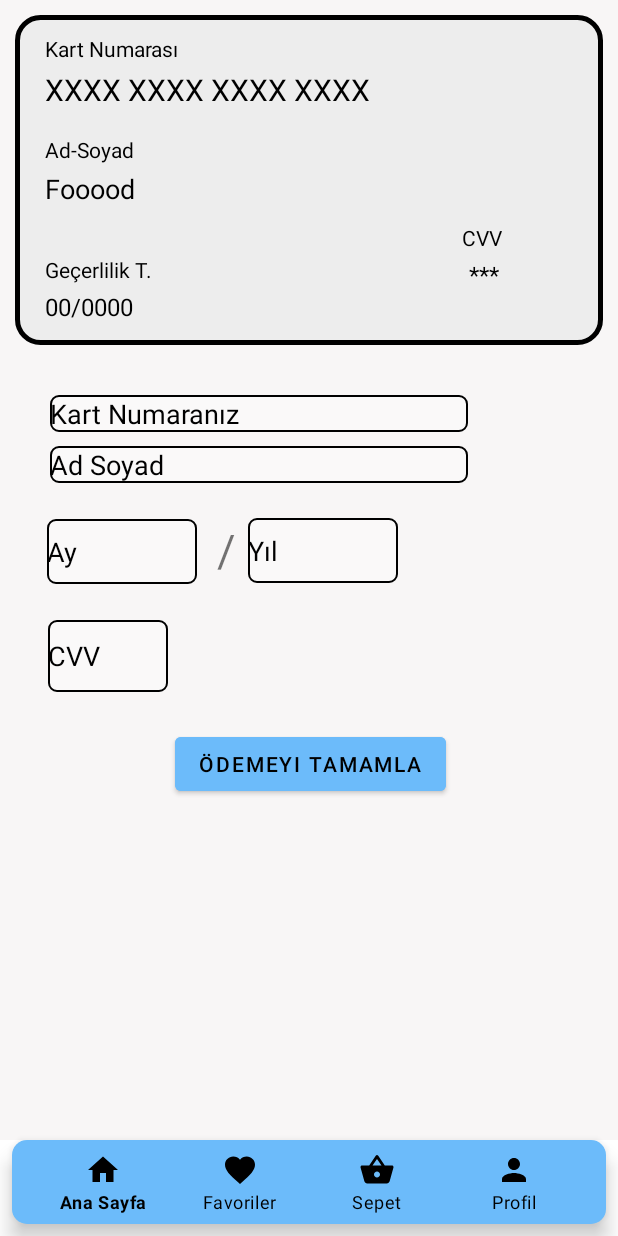
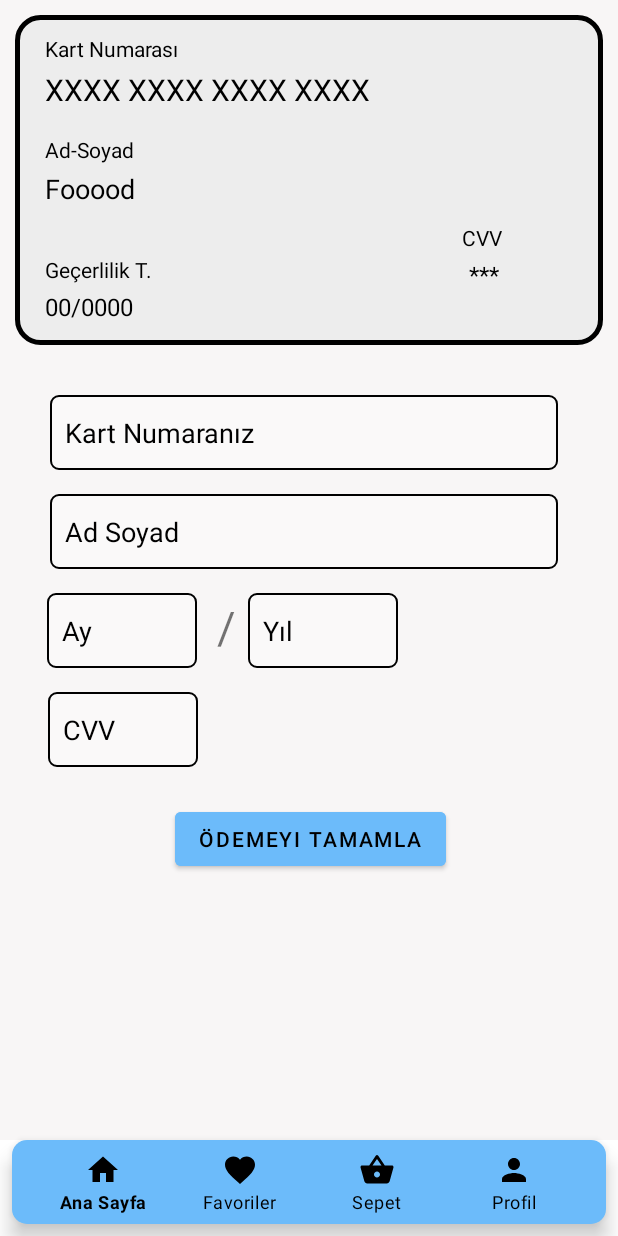
Before and after one commit to muhammedsametakgul/Food_Order_App, an Android app: the OdemeFragment screen opened through its navigation route, on a phone screen of 412 x 824 dp. Run offline under Robolectric (Android 15) with nearby library versions, the phone set to English and light mode, and no system bars; our stand-ins replace Firebase (no records; nobody signed in at launch, a user with empty details on screens opened directly), Picasso, Room's generated code; pictures from the network do not load; Roboto replaces fonts that are not available here.

```diff
--- a/app/src/main/res/layout/fragment_odeme.xml
+++ b/app/src/main/res/layout/fragment_odeme.xml
@@ -130,13 +130,14 @@
     <EditText
         android:id="@+id/editTextTextPersonName"
         android:layout_width="0dp"
-        android:layout_height="wrap_content"
+        android:layout_height="50dp"
         android:layout_marginStart="33dp"
-        android:layout_marginTop="9dp"
+        android:layout_marginTop="16dp"
+        android:layout_marginEnd="40dp"
+        android:layout_weight="1"
         android:background="@drawable/adress_back"
-        android:layout_marginEnd="100dp"
-        android:layout_weight="1"
         android:ems="10"
+        android:padding="10dp"
         android:hint="Ad Soyad"
         android:inputType="textPersonName"
         android:textColorHint="@color/sepet_onayla_text"
@@ -148,13 +149,14 @@
     <EditText
         android:id="@+id/editTextNumber"
         android:layout_width="0dp"
-        android:layout_height="wrap_content"
+        android:layout_height="50dp"
         android:layout_marginStart="33dp"
         android:layout_marginTop="33dp"
-        android:layout_marginEnd="100dp"
+        android:layout_marginEnd="40dp"
+        android:background="@drawable/adress_back"
         android:ems="10"
+        android:padding="10dp"
         android:hint="Kart Numaranız"
-        android:background="@drawable/adress_back"
         android:inputType="number"
         android:maxLength="16"
         android:textColorHint="@color/sepet_onayla_text"
@@ -179,11 +181,12 @@
     <EditText
         android:id="@+id/editTextYil"
         android:layout_width="100dp"
-        android:layout_height="43dp"
+        android:layout_height="50dp"
+        android:padding="10dp"
         android:layout_marginStart="8dp"
-        android:layout_marginTop="23dp"
+        android:layout_marginTop="16dp"
+        android:background="@drawable/adress_back"
         android:ems="10"
-        android:background="@drawable/adress_back"
         android:hint="Yıl"
         android:inputType="date"
         android:maxLength="4"
@@ -194,13 +197,14 @@
     <EditText
         android:id="@+id/editTextAy"
         android:layout_width="100dp"
-        android:layout_height="43dp"
+        android:layout_height="50dp"
         android:layout_marginStart="31dp"
-        android:layout_marginTop="24dp"
+        android:layout_marginTop="16dp"
+        android:padding="10dp"
         android:layout_marginEnd="4dp"
+        android:background="@drawable/adress_back"
         android:ems="10"
         android:hint="Ay"
-        android:background="@drawable/adress_back"
         android:inputType="date"
         android:maxLength="2"
         android:textColorHint="@color/sepet_onayla_text"
@@ -210,14 +214,15 @@
 
     <EditText
         android:id="@+id/editTextCvv"
-        android:layout_width="80dp"
-        android:layout_height="48dp"
+        android:layout_width="100dp"
+        android:layout_height="50dp"
         android:layout_marginStart="32dp"
-        android:layout_marginTop="24dp"
+        android:layout_marginTop="16dp"
+        android:background="@drawable/adress_back"
         android:ems="10"
         android:hint="CVV"
+        android:padding="10dp"
         android:inputType="number"
-        android:background="@drawable/adress_back"
         android:maxLength="3"
         android:password="true"
         android:textColorHint="@color/sepet_onayla_text"
@@ -229,7 +234,7 @@
         android:layout_width="wrap_content"
         android:layout_height="wrap_content"
         android:layout_marginStart="9dp"
-        android:layout_marginTop="24dp"
+        android:layout_marginTop="18dp"
         android:layout_marginEnd="9dp"
         android:text="/"
         android:textSize="30sp"
--- a/app/src/main/res/layout/fragment_profil.xml
+++ b/app/src/main/res/layout/fragment_profil.xml
@@ -73,7 +73,7 @@
             android:layout_width="0dp"
             android:layout_height="60dp"
             android:layout_marginStart="8dp"
-            android:layout_marginTop="3dp"
+            android:layout_marginTop="10dp"
             android:layout_marginEnd="15dp"
             android:background="@drawable/credit_card"
             app:cardCornerRadius="15dp"
@@ -106,7 +106,7 @@
             android:layout_width="wrap_content"
             android:layout_height="wrap_content"
             android:layout_marginStart="16dp"
-            android:layout_marginTop="5dp"
+            android:layout_marginTop="10dp"
             android:text="Sipariş Geçmişi"
             android:textColor="@color/text"
             android:textSize="18sp"
--- a/app/src/main/res/layout/rv_favoriler_item.xml
+++ b/app/src/main/res/layout/rv_favoriler_item.xml
@@ -15,6 +15,7 @@
         <androidx.cardview.widget.CardView
             android:layout_width="match_parent"
             android:layout_margin="5dp"
+            app:cardCornerRadius="10dp"
             android:layout_height="match_parent">
 
             <androidx.constraintlayout.widget.ConstraintLayout
--- a/app/src/main/res/layout/rv_sepet_item.xml
+++ b/app/src/main/res/layout/rv_sepet_item.xml
@@ -13,7 +13,7 @@
 
     <androidx.cardview.widget.CardView
         android:layout_width="match_parent"
-        android:layout_margin="5dp"
+        android:layout_margin="6dp"
         app:cardCornerRadius="10dp"
         android:layout_height="wrap_content">
 
--- a/app/src/main/res/layout/rv_siparis_detay_item.xml
+++ b/app/src/main/res/layout/rv_siparis_detay_item.xml
@@ -8,7 +8,7 @@
     </data>
     <androidx.cardview.widget.CardView
         android:layout_width="match_parent"
-        android:layout_margin="5dp"
+        android:layout_margin="8dp"
         android:layout_height="wrap_content">
 
         <androidx.constraintlayout.widget.ConstraintLayout
--- a/app/src/main/res/layout/rv_siparis_item.xml
+++ b/app/src/main/res/layout/rv_siparis_item.xml
@@ -18,6 +18,7 @@
             android:id="@+id/cardViewSiparis"
             android:layout_width="match_parent"
             android:layout_margin="5dp"
+            app:cardCornerRadius="10dp"
             android:layout_height="match_parent">
 
             <androidx.constraintlayout.widget.ConstraintLayout
```
Also changed, not shown: app/src/main/res/layout/activity_sifre_sifirlama.xml (+18 -0 lines).
